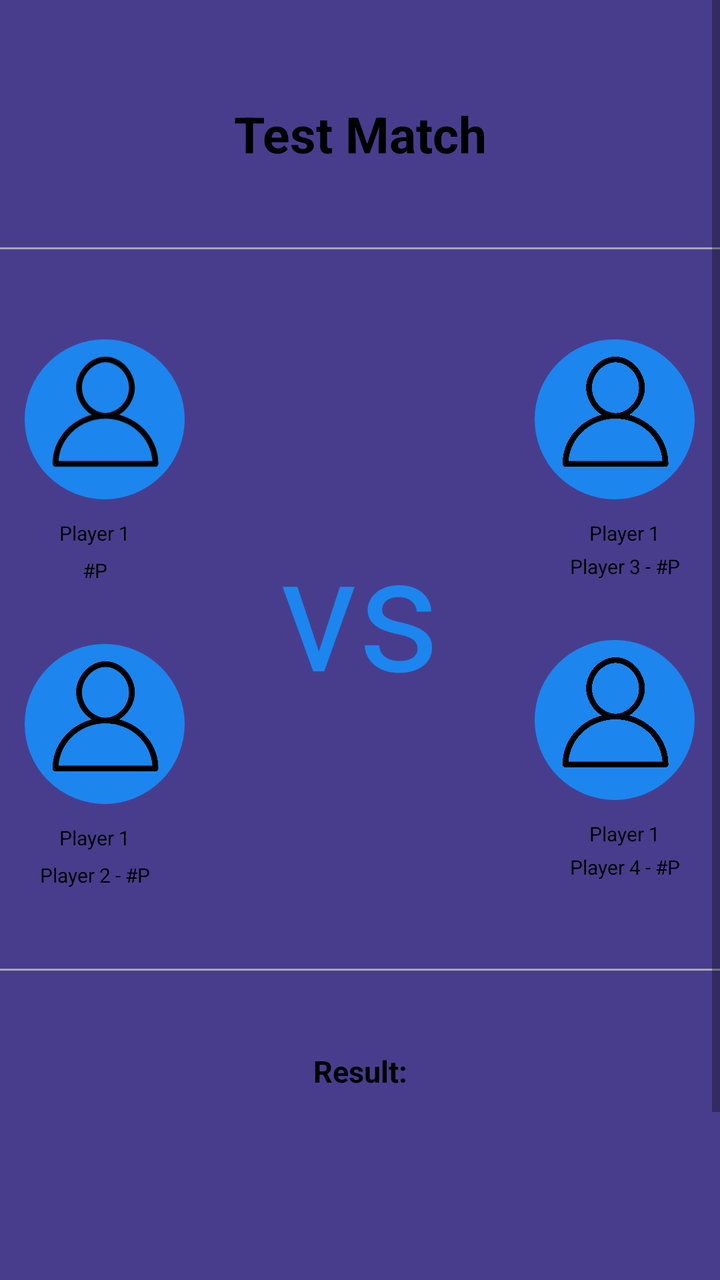
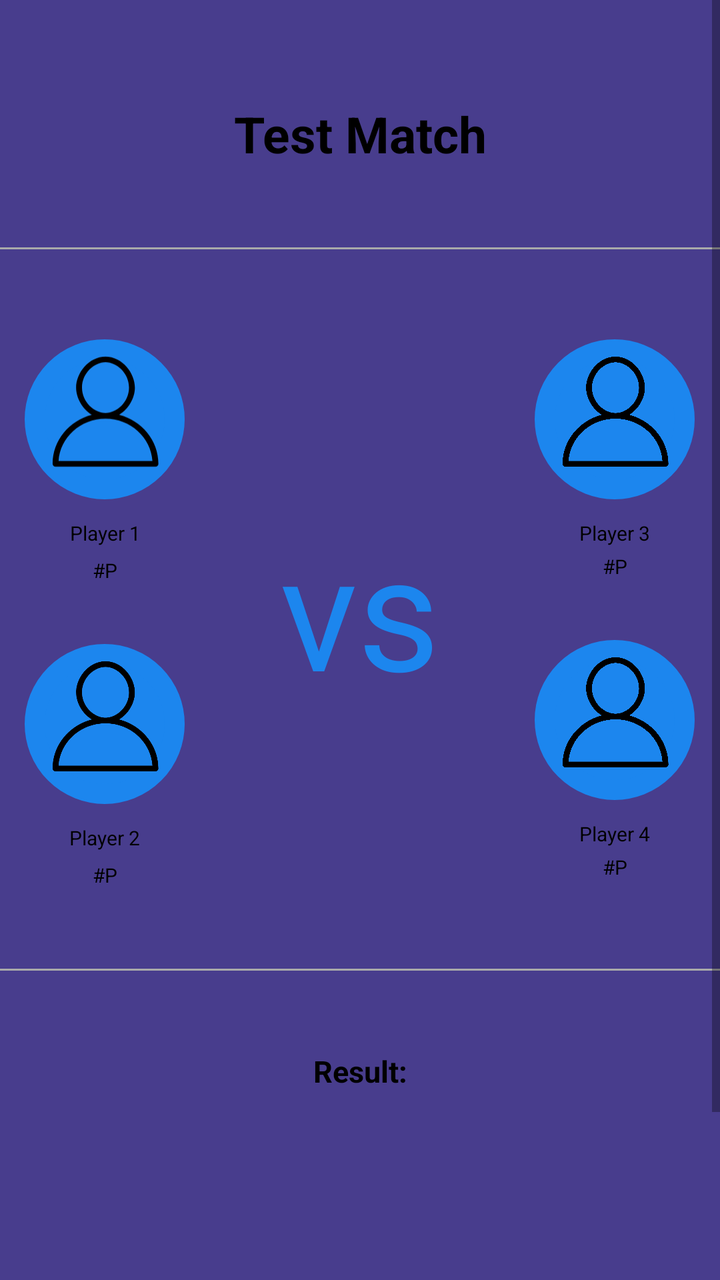

Two renders of the same Android screen: before a commit and after it. Below are the layout's source before the change and the commit's diff.
<!-- AndroidManifest.xml: application theme AppTheme -->
<!-- res/layout/fragment_matchinfo.xml -->
<?xml version="1.0" encoding="utf-8"?>
<ScrollView xmlns:android="http://schemas.android.com/apk/res/android"
    xmlns:tools="http://schemas.android.com/tools"
    android:layout_width="match_parent"
    android:layout_height="match_parent"
    android:background="#483D8D"
    tools:context=".statsFragments.MatchInfoFragment">

    <LinearLayout
        android:layout_width="match_parent"
        android:layout_height="wrap_content"
        android:paddingBottom="40dp"
        android:orientation="vertical">

        <TextView
            android:id="@+id/matchInfoTitle"
            android:layout_width="match_parent"
            android:layout_height="wrap_content"
            android:layout_gravity="center"
            android:layout_marginTop="50dp"
            android:text="Test Match"
            android:textAlignment="center"
            android:textColor="#000"
            android:textSize="25sp"
            android:textStyle="bold" />

        <View
            android:layout_width="match_parent"
            android:layout_height="1dp"
            android:layout_marginTop="40dp"
            android:layout_marginBottom="40dp"
            android:background="@android:color/darker_gray" />

        <LinearLayout
            android:layout_width="match_parent"
            android:layout_height="wrap_content">

            <LinearLayout
                android:layout_width="wrap_content"
                android:layout_height="wrap_content"
                android:orientation="vertical">

                <RelativeLayout
                    android:id="@+id/team1player1icon"
                    android:layout_width="80dp"
                    android:layout_height="80dp"
                    android:layout_gravity="center"
                    android:layout_marginStart="10dp"
                    android:layout_marginTop="5dp"
                    android:layout_marginEnd="5dp"
                    android:background="@drawable/round_corners_shape">

                    <ImageView
                        android:layout_width="70dp"
                        android:layout_height="70dp"
                        android:src="@drawable/ic_default_profile_24"
                        android:translationX="5dp" />
                </RelativeLayout>

                <TextView
                    android:id="@+id/team1player1name"
                    android:layout_width="wrap_content"
                    android:layout_height="wrap_content"
                    android:layout_gravity="center"
                    android:layout_marginTop="10dp"
                    android:text="Player 1"
                    android:textColor="#000"
                    android:textSize="10sp" />

                <TextView
                    android:id="@+id/team1player1ID"
                    android:layout_width="wrap_content"
                    android:layout_height="wrap_content"
                    android:layout_gravity="center"
                    android:layout_marginTop="5dp"
                    android:text="#P"
                    android:textColor="#000"
                    android:textSize="10sp" />

                <RelativeLayout
                    android:id="@+id/team1player2icon"
                    android:layout_width="80dp"
                    android:layout_height="80dp"
                    android:layout_gravity="center"
                    android:layout_marginStart="10dp"
                    android:layout_marginTop="30dp"
                    android:layout_marginEnd="5dp"
                    android:background="@drawable/round_corners_shape"
                    android:visibility="visible">

                    <ImageView
                        android:layout_width="70dp"
                        android:layout_height="70dp"
                        android:src="@drawable/ic_default_profile_24"
                        android:translationX="5dp" />
                </RelativeLayout>

                <TextView
                    android:id="@+id/team1player2name"
                    android:layout_width="wrap_content"
                    android:layout_height="wrap_content"
                    android:layout_gravity="center"
                    android:layout_marginTop="10dp"
                    android:text="Player 1"
                    android:textColor="#000"
                    android:textSize="10sp" />

                <TextView
                    android:id="@+id/team1player2ID"
                    android:layout_width="wrap_content"
                    android:layout_height="wrap_content"
                    android:layout_gravity="center"
                    android:layout_marginTop="5dp"
                    android:text="Player 2 - #P"
                    android:textColor="#000"
                    android:textSize="10sp"
                    android:visibility="visible" />

            </LinearLayout>

            <TextView
                android:layout_width="wrap_content"
                android:layout_height="wrap_content"
                android:layout_gravity="center"
                android:layout_weight="1"
                android:text="vs"
                android:textAlignment="center"
                android:textColor="#1C86EE"
                android:textSize="80sp" />

            <LinearLayout
                android:layout_width="wrap_content"
                android:layout_height="wrap_content"
                android:orientation="vertical">

                <RelativeLayout
                    android:id="@+id/team2player1icon"
                    android:layout_width="80dp"
                    android:layout_height="80dp"
                    android:layout_gravity="center"
                    android:layout_marginStart="5dp"
                    android:layout_marginTop="5dp"
                    android:layout_marginEnd="10dp"
                    android:background="@drawable/round_corners_shape">

                    <ImageView
                        android:layout_width="70dp"
                        android:layout_height="70dp"
                        android:src="@drawable/ic_default_profile_24"
                        android:translationX="5dp" />
                </RelativeLayout>

                <TextView
                    android:id="@+id/team2player1name"
                    android:layout_width="wrap_content"
                    android:layout_height="wrap_content"
                    android:layout_gravity="center"
                    android:layout_marginTop="10dp"
                    android:text="Player 1"
                    android:textColor="#000"
                    android:textSize="10sp" />

                <TextView
                    android:id="@+id/team2player1ID"
                    android:layout_width="wrap_content"
                    android:layout_height="wrap_content"
                    android:layout_gravity="center"
                    android:layout_marginTop="3dp"
                    android:text="Player 3 - #P"
                    android:textColor="#000"
                    android:textSize="10sp" />

                <RelativeLayout
                    android:id="@+id/team2player2icon"
                    android:layout_width="80dp"
                    android:layout_height="80dp"
                    android:layout_gravity="center"
                    android:layout_marginStart="5dp"
                    android:layout_marginTop="30dp"
                    android:layout_marginEnd="10dp"
                    android:background="@drawable/round_corners_shape"
                    android:visibility="visible">

                    <ImageView
                        android:layout_width="70dp"
                        android:layout_height="70dp"
                        android:src="@drawable/ic_default_profile_24"
                        android:translationX="5dp" />
                </RelativeLayout>

                <TextView
                    android:id="@+id/team2player2name"
                    android:layout_width="wrap_content"
                    android:layout_height="wrap_content"
                    android:layout_gravity="center"
                    android:layout_marginTop="10dp"
                    android:text="Player 1"
                    android:textColor="#000"
                    android:textSize="10sp" />

                <TextView
                    android:id="@+id/team2player2ID"
                    android:layout_width="wrap_content"
                    android:layout_height="wrap_content"
                    android:layout_gravity="center"
                    android:layout_marginTop="3dp"
                    android:text="Player 4 - #P"
                    android:textColor="#000"
                    android:textSize="10sp"
                    android:visibility="visible" />

            </LinearLayout>

        </LinearLayout>

        <View
            android:layout_width="match_parent"
            android:layout_height="1dp"
            android:layout_marginTop="40dp"
            android:layout_marginBottom="40dp"
            android:background="@android:color/darker_gray" />

        <TextView
            android:layout_width="match_parent"
            android:layout_height="wrap_content"
            android:textAlignment="center"
            android:text="Result:"
            android:textColor="#000"
            android:textSize="15sp"
            android:textStyle="bold" />

        <TextView
            android:id="@+id/first_set"
            android:layout_width="match_parent"
            android:layout_height="wrap_content"
            android:layout_marginTop="30dp"
            android:textAlignment="center"
            android:textColor="#000"
            android:textSize="15sp" />

        <TextView
            android:id="@+id/second_set"
            android:layout_width="match_parent"
            android:layout_height="wrap_content"
            android:layout_marginTop="30dp"
            android:textAlignment="center"
            android:textColor="#000"
            android:textSize="15sp" />

        <TextView
            android:id="@+id/third_set"
            android:layout_width="match_parent"
            android:layout_height="wrap_content"
            android:layout_marginTop="30dp"
            android:textAlignment="center"
            android:textColor="#000"
            android:textSize="15sp"
            android:visibility="visible" />
    </LinearLayout>
</ScrollView>
<!-- resources referenced by this layout -->
<resources>
  <!-- drawable ic_default_profile_24 (drawable) -->
  <vector android:height="24dp" android:tint="#000000"
      android:viewportHeight="20" android:viewportWidth="20"
      android:width="25dp" xmlns:android="http://schemas.android.com/apk/res/android">
  
      <path android:fillColor="@android:color/white" android:pathData="M12.075,10.812c1.358-0.853,2.242-2.507,2.242-4.037c0-2.181-1.795-4.618-4.198-4.618S5.921,4.594,5.921,6.775c0,1.53,0.884,3.185,2.242,4.037c-3.222,0.865-5.6,3.807-5.6,7.298c0,0.23,0.189,0.42,0.42,0.42h14.273c0.23,0,0.42-0.189,0.42-0.42C17.676,14.619,15.297,11.677,12.075,10.812 M6.761,6.775c0-2.162,1.773-3.778,3.358-3.778s3.359,1.616,3.359,3.778c0,2.162-1.774,3.778-3.359,3.778S6.761,8.937,6.761,6.775 M3.415,17.69c0.218-3.51,3.142-6.297,6.704-6.297c3.562,0,6.486,2.787,6.705,6.297H3.415z"/>
  </vector>
  <!-- drawable round_corners_shape (drawable) -->
  <?xml version="1.0" encoding="utf-8"?>
  <shape xmlns:android="http://schemas.android.com/apk/res/android">
      <corners android:radius="300dp" />
      <solid android:color="#1C86EE"/>
      <stroke android:color="#1C86EE" android:width="10dp"/>
  </shape>
  <style name="AppTheme" parent="Theme.AppCompat.Light.NoActionBar">
          
          <item name="colorPrimary">@color/colorPrimary</item>
          <item name="colorPrimaryDark">@color/colorPrimaryDark</item>
          <item name="colorAccent">@color/colorAccent</item>
      </style>
  <color name="colorPrimary">#6200EE</color>
  <color name="colorPrimaryDark">#00BFFF</color>
  <color name="colorAccent">#03DAC5</color>
</resources>

<!-- the commit's change to res/layout/fragment_matchinfo.xml (unified diff, before → after) -->
@@ -62,6 +62,8 @@
                     android:layout_width="wrap_content"
                     android:layout_height="wrap_content"
                     android:layout_gravity="center"
+                    android:layout_marginStart="5dp"
+                    android:gravity="center"
                     android:layout_marginTop="10dp"
                     android:text="Player 1"
                     android:textColor="#000"
@@ -73,6 +75,7 @@
                     android:layout_height="wrap_content"
                     android:layout_gravity="center"
                     android:layout_marginTop="5dp"
+                    android:layout_marginStart="5dp"
                     android:text="#P"
                     android:textColor="#000"
                     android:textSize="10sp" />
@@ -101,7 +104,8 @@
                     android:layout_height="wrap_content"
                     android:layout_gravity="center"
                     android:layout_marginTop="10dp"
-                    android:text="Player 1"
+                    android:layout_marginStart="5dp"
+                    android:text="Player 2"
                     android:textColor="#000"
                     android:textSize="10sp" />
 
@@ -111,8 +115,9 @@
                     android:layout_height="wrap_content"
                     android:layout_gravity="center"
                     android:layout_marginTop="5dp"
-                    android:text="Player 2 - #P"
-                    android:textColor="#000"
+                    android:text="#P"
+                    android:textColor="#000"
+                    android:layout_marginStart="5dp"
                     android:textSize="10sp"
                     android:visibility="visible" />
 
@@ -156,7 +161,8 @@
                     android:layout_height="wrap_content"
                     android:layout_gravity="center"
                     android:layout_marginTop="10dp"
-                    android:text="Player 1"
+                    android:layout_marginEnd="5dp"
+                    android:text="Player 3"
                     android:textColor="#000"
                     android:textSize="10sp" />
 
@@ -166,7 +172,8 @@
                     android:layout_height="wrap_content"
                     android:layout_gravity="center"
                     android:layout_marginTop="3dp"
-                    android:text="Player 3 - #P"
+                    android:layout_marginEnd="5dp"
+                    android:text="#P"
                     android:textColor="#000"
                     android:textSize="10sp" />
 
@@ -194,7 +201,8 @@
                     android:layout_height="wrap_content"
                     android:layout_gravity="center"
                     android:layout_marginTop="10dp"
-                    android:text="Player 1"
+                    android:layout_marginEnd="5dp"
+                    android:text="Player 4"
                     android:textColor="#000"
                     android:textSize="10sp" />
 
@@ -204,7 +212,8 @@
                     android:layout_height="wrap_content"
                     android:layout_gravity="center"
                     android:layout_marginTop="3dp"
-                    android:text="Player 4 - #P"
+                    android:layout_marginEnd="5dp"
+                    android:text="#P"
                     android:textColor="#000"
                     android:textSize="10sp"
                     android:visibility="visible" />
